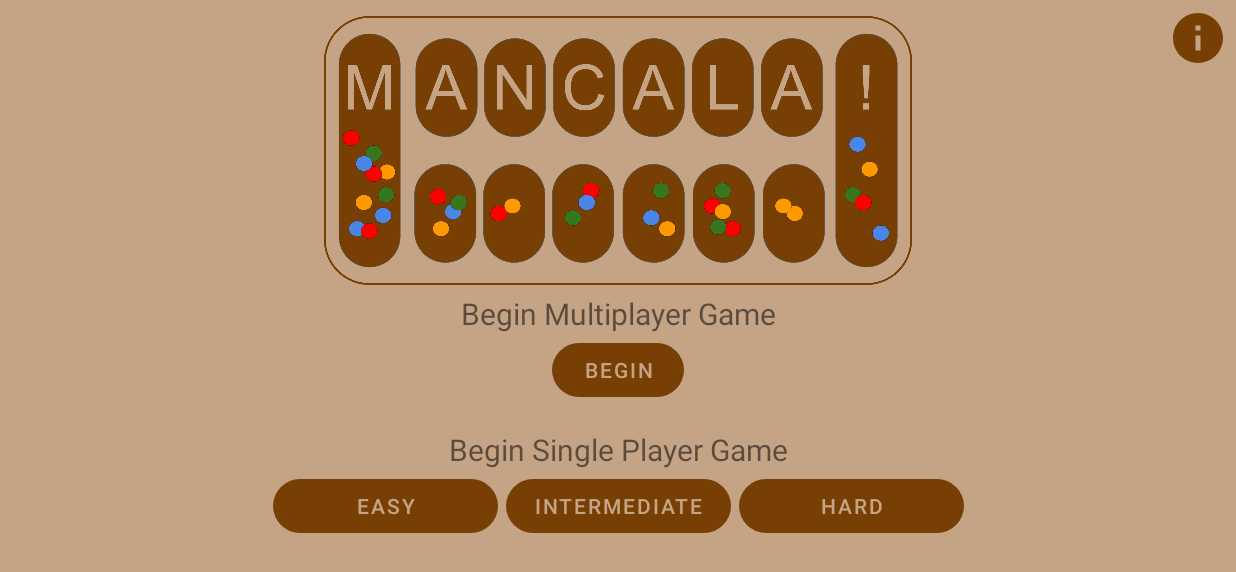
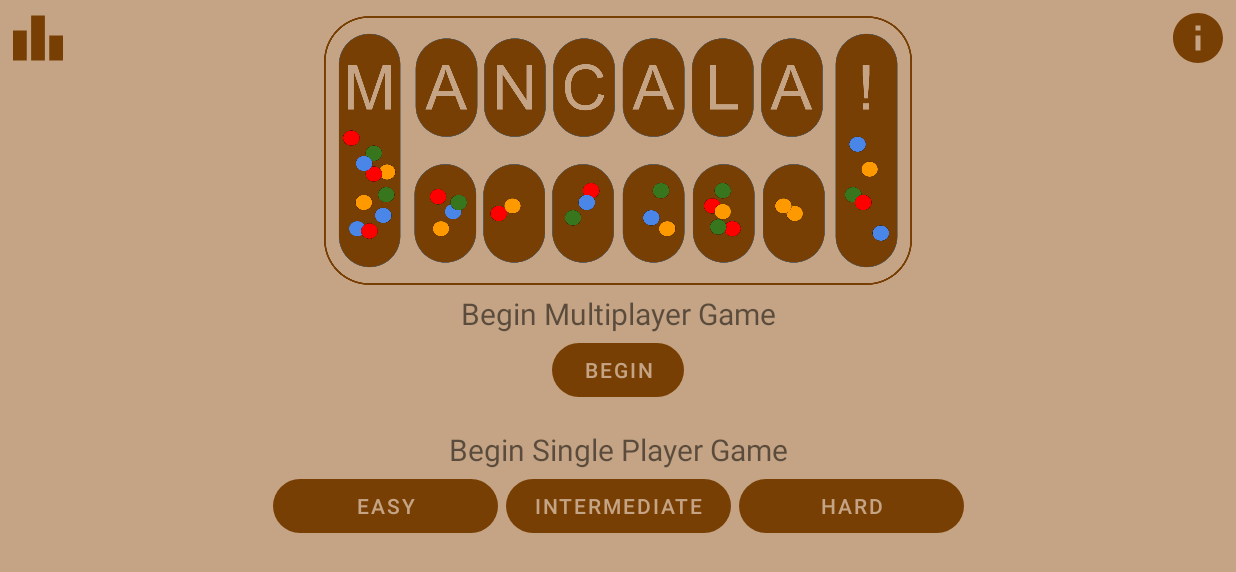
Before and after one commit to npbassett/MancalaApplication, an Android app: the screen it shows after launch (DashboardActivity), on a phone screen of 824 x 412 dp (held sideways). Shown: the top 572 px of the screen. Run offline under Robolectric (Android 15) with nearby library versions, the phone set to English and light mode, and no system bars.

Commit message:
Created statistics button on dashboard that shows users information about number of games played, etc. using game outcome database.

```diff
--- a/app/src/main/java/com/example/mancalaapplication/DashboardActivity.kt
+++ b/app/src/main/java/com/example/mancalaapplication/DashboardActivity.kt
@@ -17,6 +17,11 @@ class DashboardActivity: AppCompatActivity() {
         val btnRules = findViewById<ImageButton>(R.id.btnRules)
         btnRules.setOnClickListener {
             showRules()
+        }
+
+        val btnStats = findViewById<ImageButton>(R.id.btnStats)
+        btnStats.setOnClickListener {
+            showGameStats()
         }
 
         val btnBeginMultiplayer = findViewById<Button>(R.id.btnBeginMultiplayer)
@@ -52,6 +57,13 @@ class DashboardActivity: AppCompatActivity() {
     }
 
     /**
+     * Shows user statistics about number of games played and win percentage
+     */
+    private fun showGameStats() {
+        GameStatsDialogFragment().show(supportFragmentManager, "GameStatsDialog")
+    }
+
+    /**
      * Uses MaterialAlertDialog to show rules of the game to the user
      */
     private fun showRules() {
--- a/app/src/main/java/com/example/mancalaapplication/GameOutcomeDao.kt
+++ b/app/src/main/java/com/example/mancalaapplication/GameOutcomeDao.kt
@@ -12,6 +12,30 @@ interface GameOutcomeDao {
     @Query("SELECT * FROM game_outcome_table")
     fun getAllGameOutcomes(): Flow<List<GameOutcome>>
 
+    @Query("SELECT * FROM game_outcome_table WHERE game_type = 'single player'")
+    fun getSinglePlayerGameOutcomes(): Flow<List<GameOutcome>>
+
+    @Query("SELECT count(*) FROM game_outcome_table WHERE game_type = 'single player' AND difficulty = 'easy'")
+    fun getEasyGamesTotal(): Flow<Int>
+
+    @Query("SELECT count(*) FROM game_outcome_table WHERE game_type = 'single player' AND difficulty = 'easy' AND player_1_winner = 'true'")
+    fun getEasyGamesWon(): Flow<Int>
+
+    @Query("SELECT count(*) FROM game_outcome_table WHERE game_type = 'single player' AND difficulty = 'intermediate'")
+    fun getIntermediateGamesTotal(): Flow<Int>
+
+    @Query("SELECT count(*) FROM game_outcome_table WHERE game_type = 'single player' AND difficulty = 'intermediate' AND player_1_winner = 'true'")
+    fun getIntermediateGamesWon(): Flow<Int>
+
+    @Query("SELECT count(*) FROM game_outcome_table WHERE game_type = 'single player' AND difficulty = 'hard'")
+    fun getHardGamesTotal(): Flow<Int>
+
+    @Query("SELECT count(*) FROM game_outcome_table WHERE game_type = 'single player' AND difficulty = 'hard' AND player_1_winner = 'true'")
+    fun getHardGamesWon(): Flow<Int>
+
+    @Query("SELECT * FROM game_outcome_table WHERE game_type = 'multiplayer'")
+    fun getMultiplayerGameOutcomes(): Flow<List<GameOutcome>>
+
     @Insert(onConflict = OnConflictStrategy.IGNORE)
     suspend fun insert(gameOutcome: GameOutcome)
 
--- a/app/src/main/java/com/example/mancalaapplication/MancalaSinglePlayerFragment.kt
+++ b/app/src/main/java/com/example/mancalaapplication/MancalaSinglePlayerFragment.kt
@@ -4,7 +4,6 @@ import android.content.Intent
 import android.os.Bundle
 import android.os.Handler
 import android.os.Looper
-import android.util.Log
 import android.view.LayoutInflater
 import android.view.View
 import android.view.ViewGroup
@@ -54,10 +53,6 @@ class MancalaSinglePlayerFragment : Fragment(R.layout.mancala_fragment) {
             this,
             viewModelFactory
         )[MancalaSinglePlayerViewModel::class.java]
-
-        //viewModel.gameOutcomes.observe(viewLifecycleOwner) {gameOutcomes ->
-        //    gameOutcomes.let { Log.d("single player", "${gameOutcomes.size}") }
-        //}
 
         binding = MancalaFragmentBinding.inflate(inflater, container, false)
         return binding.root
--- /dev/null
+++ b/app/src/main/res/drawable/ic_baseline_leaderboard_40.xml
@@ -0,0 +1,5 @@
+<vector android:height="40dp" android:tint="@color/accent"
+    android:viewportHeight="24" android:viewportWidth="24"
+    android:width="40dp" xmlns:android="http://schemas.android.com/apk/res/android">
+    <path android:fillColor="@android:color/white" android:pathData="M7.5,21H2V9h5.5V21zM14.75,3h-5.5v18h5.5V3zM22,11h-5.5v10H22V11z"/>
+</vector>
--- a/app/src/main/res/layout/activity_dashboard.xml
+++ b/app/src/main/res/layout/activity_dashboard.xml
@@ -16,11 +16,21 @@
         android:id="@+id/btnRules"
         android:layout_width="40dp"
         android:layout_height="40dp"
-        app:layout_constraintEnd_toEndOf="parent"
-        app:layout_constraintTop_toTopOf="parent"
         android:backgroundTint="@color/primary"
         android:src="@drawable/ic_baseline_info_40"
-        android:contentDescription="@string/info"/>
+        android:contentDescription="@string/info"
+        app:layout_constraintEnd_toEndOf="parent"
+        app:layout_constraintTop_toTopOf="parent"/>
+
+    <ImageButton
+        android:id="@+id/btnStats"
+        android:layout_width="40dp"
+        android:layout_height="40dp"
+        android:backgroundTint="@color/primary"
+        android:src="@drawable/ic_baseline_leaderboard_40"
+        android:contentDescription="@string/stats"
+        app:layout_constraintStart_toStartOf="parent"
+        app:layout_constraintTop_toTopOf="parent" />
 
     <ImageView
         android:id="@+id/ivLogo"
--- a/app/src/main/res/layout/mancala_fragment.xml
+++ b/app/src/main/res/layout/mancala_fragment.xml
@@ -149,7 +149,7 @@
                 android:id="@+id/btnPocket6"
                 android:layout_width="match_parent"
                 android:layout_height="match_parent"
-                android:background="@drawable/pocket_4_stones"
+                android:background="@drawable/store_0_stones"
                 android:clickable="true"
                 android:focusable="true"
                 android:contentDescription="@string/board_button_description" />
@@ -297,7 +297,7 @@
                 android:id="@+id/btnPocket13"
                 android:layout_width="match_parent"
                 android:layout_height="match_parent"
-                android:background="@drawable/pocket_4_stones"
+                android:background="@drawable/store_0_stones"
                 android:clickable="true"
                 android:focusable="true"
                 android:contentDescription="@string/board_button_description" />
```
Also changed, not shown: app/src/main/java/com/example/mancalaapplication/GameOutcomeRepository.kt (+10 -0 lines), app/src/main/java/com/example/mancalaapplication/GameStatsDialogFragment.kt (added, +116 -0 lines), app/src/main/java/com/example/mancalaapplication/GameStatsDialogViewModel.kt (added, +32 -0 lines), app/src/main/java/com/example/mancalaapplication/MancalaMultiplayerFragment.kt (+28 -4 lines), app/src/main/java/com/example/mancalaapplication/MancalaMultiplayerViewModel.kt (+40 -11 lines), app/src/main/java/com/example/mancalaapplication/MancalaSinglePlayerViewModel.kt (+0 -12 lines), app/src/main/res/layout/game_stats.xml (added, +106 -0 lines), app/src/main/res/values/strings.xml (+8 -0 lines).
